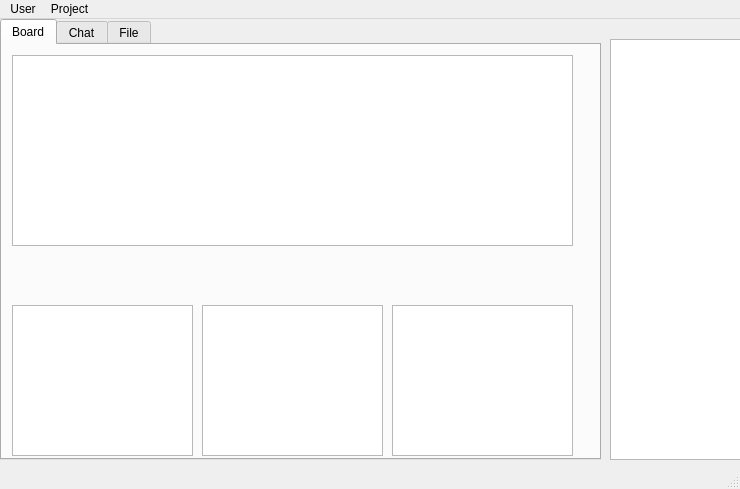
First picture: the form in code/UI_Client.ui, repository hahastudio/CodeCafe, before the edit.
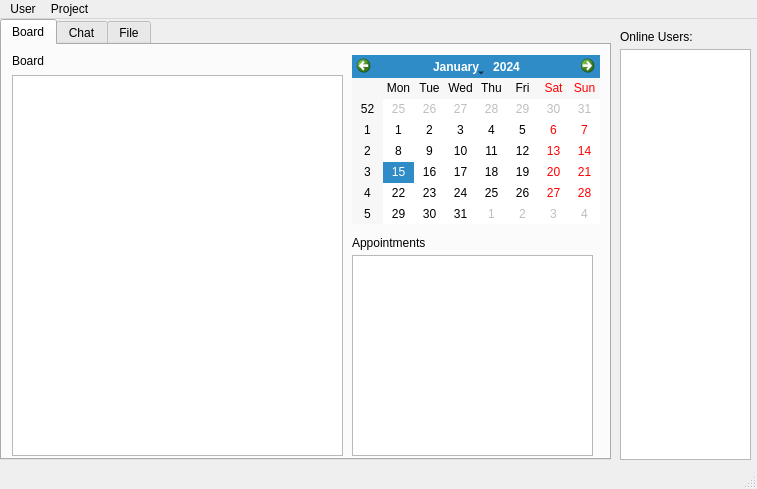
Second picture: the form after the edit. The open tabs and pages were chosen to show the change.

```diff
--- a/code/UI_Client.ui
+++ b/code/UI_Client.ui
@@ -6,7 +6,7 @@
    <rect>
     <x>0</x>
     <y>0</y>
-    <width>740</width>
+    <width>757</width>
     <height>489</height>
    </rect>
   </property>
@@ -19,7 +19,7 @@
      <rect>
       <x>0</x>
       <y>0</y>
-      <width>601</width>
+      <width>611</width>
       <height>441</height>
      </rect>
     </property>
@@ -34,41 +34,57 @@
       <property name="geometry">
        <rect>
         <x>10</x>
+        <y>30</y>
+        <width>331</width>
+        <height>381</height>
+       </rect>
+      </property>
+     </widget>
+     <widget class="QTextEdit" name="appointment">
+      <property name="geometry">
+       <rect>
+        <x>350</x>
+        <y>210</y>
+        <width>241</width>
+        <height>201</height>
+       </rect>
+      </property>
+     </widget>
+     <widget class="QCalendarWidget" name="calendarWidget">
+      <property name="geometry">
+       <rect>
+        <x>350</x>
         <y>10</y>
-        <width>561</width>
-        <height>191</height>
+        <width>248</width>
+        <height>169</height>
        </rect>
       </property>
      </widget>
-     <widget class="QTextEdit" name="appointment1">
+     <widget class="QLabel" name="label">
       <property name="geometry">
        <rect>
         <x>10</x>
-        <y>260</y>
-        <width>181</width>
-        <height>151</height>
+        <y>10</y>
+        <width>54</width>
+        <height>12</height>
        </rect>
       </property>
-     </widget>
-     <widget class="QTextEdit" name="appointment2">
-      <property name="geometry">
-       <rect>
-        <x>200</x>
-        <y>260</y>
-        <width>181</width>
-        <height>151</height>
-       </rect>
+      <property name="text">
+       <string>Board</string>
       </property>
      </widget>
-     <widget class="QTextEdit" name="appointment3">
+     <widget class="QLabel" name="label_2">
       <property name="geometry">
        <rect>
-        <x>390</x>
-        <y>260</y>
-        <width>181</width>
-        <height>151</height>
+        <x>350</x>
+        <y>190</y>
+        <width>81</width>
+        <height>16</height>
        </rect>
       </property>
+      <property name="text">
+       <string>Appointments</string>
+      </property>
      </widget>
     </widget>
     <widget class="QWidget" name="Tab2">
@@ -182,22 +198,33 @@
    <widget class="QListWidget" name="NameList">
     <property name="geometry">
      <rect>
-      <x>610</x>
-      <y>20</y>
+      <x>620</x>
+      <y>30</y>
       <width>131</width>
-      <height>421</height>
+      <height>411</height>
      </rect>
     </property>
    </widget>
-   <zorder>NameList</zorder>
-   <zorder>tabWidget</zorder>
+   <widget class="QLabel" name="label_3">
+    <property name="geometry">
+     <rect>
+      <x>620</x>
+      <y>10</y>
+      <width>81</width>
+      <height>16</height>
+     </rect>
+    </property>
+    <property name="text">
+     <string>Online Users:</string>
+    </property>
+   </widget>
   </widget>
   <widget class="QMenuBar" name="menubar">
    <property name="geometry">
     <rect>
      <x>0</x>
      <y>0</y>
-     <width>740</width>
+     <width>757</width>
      <height>23</height>
     </rect>
    </property>
```
Left out of the diff: 96 changed lines with no effect on the pictures.
